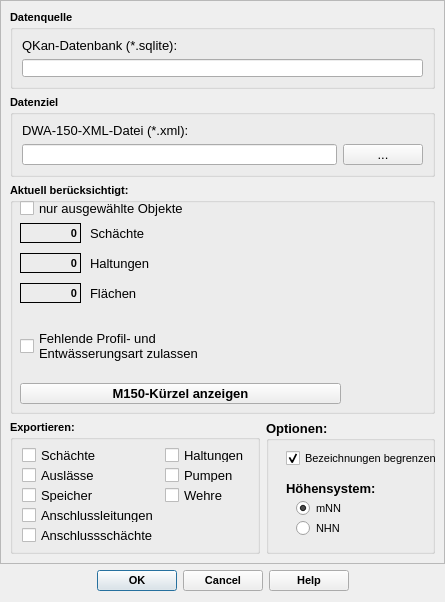
Old version of the form qkan/m150porter/res/xml_export_dialog_base.ui in the repository SonkeHoffmann/QKan-1.
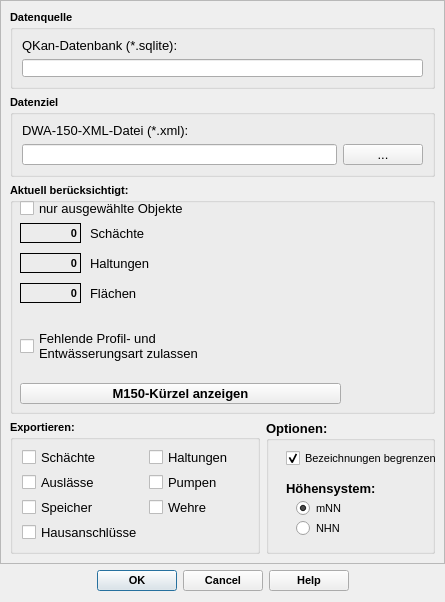
New version of the form.

Patch:
```diff
--- a/qkan/m150porter/res/xml_export_dialog_base.ui
+++ b/qkan/m150porter/res/xml_export_dialog_base.ui
@@ -546,22 +546,7 @@
              </font>
             </property>
             <property name="text">
-             <string>Anschlussleitungen</string>
-            </property>
-           </widget>
-          </item>
-          <item row="4" column="0">
-           <widget class="QCheckBox" name="cb_export_anschlussschaechte">
-            <property name="font">
-             <font>
-              <family>Tahoma</family>
-              <pointsize>10</pointsize>
-              <weight>50</weight>
-              <bold>false</bold>
-             </font>
-            </property>
-            <property name="text">
-             <string>Anschlussschächte</string>
+             <string>Hausanschlüsse</string>
             </property>
            </widget>
           </item>
```
